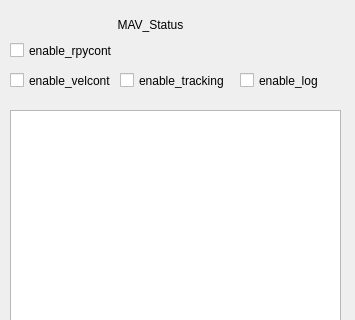
Before: the Qt Designer form src/rqt_quadcoptergui/QuadCopterwidget.ui in garimellagowtham/rqt_quadcoptergui, drawn with Qt 5; both pictures show x 0 to 355 and y 0 to 320 of the 355 by 498 pixel window.
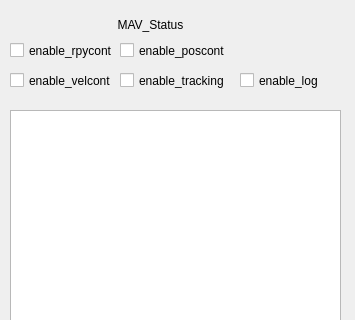
After: the same form once the commit is applied.

Patch:
```diff
--- a/src/rqt_quadcoptergui/QuadCopterwidget.ui
+++ b/src/rqt_quadcoptergui/QuadCopterwidget.ui
@@ -130,6 +130,19 @@
     <string>enable_rpycont</string>
    </property>
   </widget>
+  <widget class="QCheckBox" name="poscontrol_checkbox">
+   <property name="geometry">
+    <rect>
+     <x>120</x>
+     <y>40</y>
+     <width>111</width>
+     <height>21</height>
+    </rect>
+   </property>
+   <property name="text">
+    <string>enable_poscont</string>
+   </property>
+  </widget>
  </widget>
  <resources/>
  <connections/>
```
